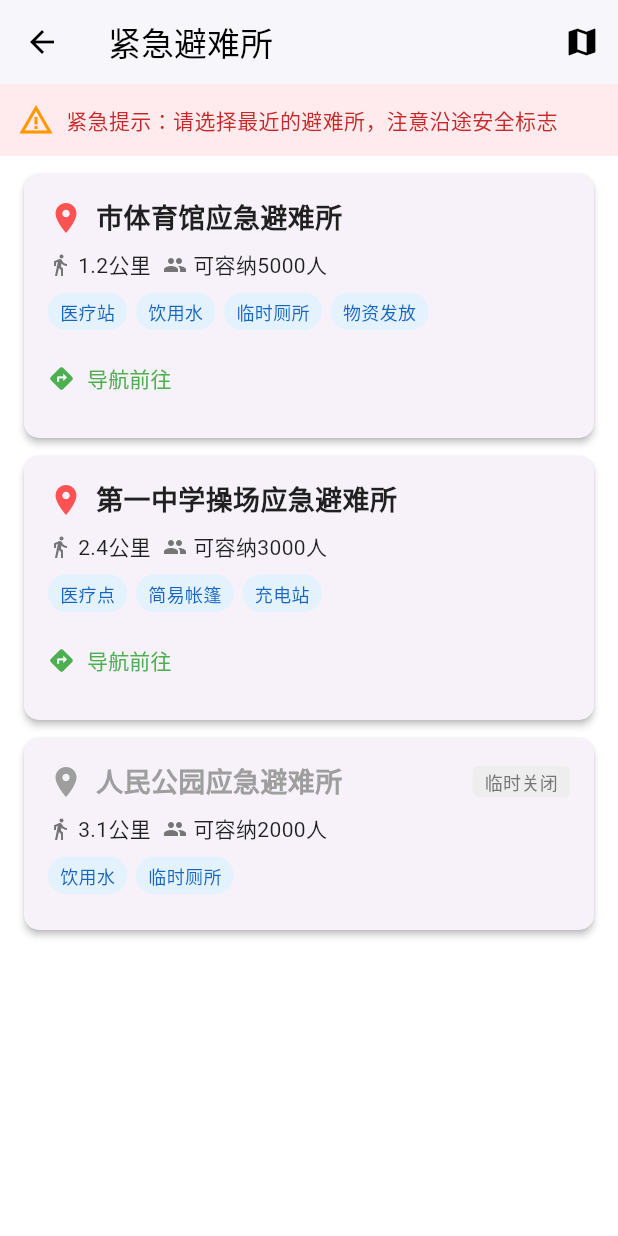
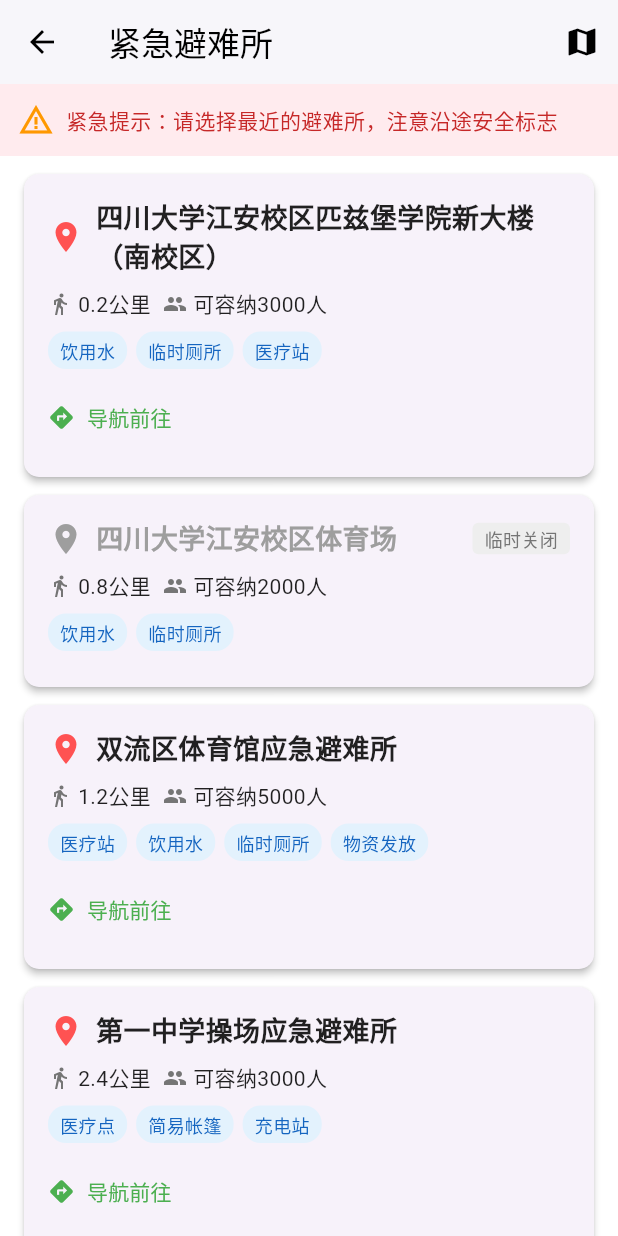
Before and after one commit to Tyke0318/The-Earthquake-Early-Warning-EEW-System, a Flutter app: the screen it shows after launch, after a tap on "Emergency Shelters", on a phone screen of 412 x 824 dp. Run offline on Flutter 3.47's test engine with Material 3 defaults, Android fonts, the phone set to English and light mode, and no system bars; our stand-ins replace share_plus.

Commit message:
first amendment

```diff
--- a/lib/screens/home_screen.dart
+++ b/lib/screens/home_screen.dart
@@ -34,9 +34,9 @@
         currentIndex: _selectedIndex,
         onTap: _onItemTapped,
         items: const [
-          BottomNavigationBarItem(icon: Icon(Icons.home), label: 'Home'),
-          BottomNavigationBarItem(icon: Icon(Icons.search), label: 'Find'),
-          BottomNavigationBarItem(icon: Icon(Icons.settings), label: 'Setting'),
+          BottomNavigationBarItem(icon: Icon(Icons.home, size: 28), label: 'Home'),
+          BottomNavigationBarItem(icon: Icon(Icons.search, size: 28), label: 'Find'),
+          BottomNavigationBarItem(icon: Icon(Icons.settings, size: 28), label: 'Setting'),
         ],
       ),
     );
@@ -65,8 +65,9 @@
       child: Row(
         children: [
           CircleAvatar(
+            radius: 22,
             backgroundColor: magnitudeToColor(magnitude),
-            child: Text(magnitude, style: TextStyle(color: Colors.white)),
+            child: Text(magnitude, style: TextStyle(color: Colors.white,fontSize:16, )),
           ),
           SizedBox(width: 12),
           Expanded(
@@ -97,15 +98,15 @@
           children: [
             Text(
               "Earthquake Early Warning",
-              style: TextStyle(fontSize: 24, fontWeight: FontWeight.bold),
+              style: TextStyle(fontSize: 32, fontWeight: FontWeight.w700),
               textAlign: TextAlign.center, // 确保文本在每行居中
             ),
             Text(
               "SYSTEM",
-              style: TextStyle(fontSize: 24, fontWeight: FontWeight.bold),
+              style: TextStyle(fontSize: 32, fontWeight: FontWeight.w700),
               textAlign: TextAlign.center,
             ),
-            SizedBox(height: 16),
+            SizedBox(height: 12),
             GridView.count(
               shrinkWrap: true,
               crossAxisCount: 4,
@@ -113,25 +114,18 @@
               mainAxisSpacing: 12,
               physics: NeverScrollableScrollPhysics(),
               children: [
-                _gridButton(context, Icons.warning, "Mock Alert", AlertScreen()),
+                _gridButton(context, Icons.warning, "Simulation\nAlert", AlertScreen()),
                 _gridButton(context, Icons.place_outlined, "Emergency Shelters", ShelterScreen()),
                 _gridButton(context, Icons.shopping_bag, "Emergency Tools", EmergencyToolsMarketScreen()),
                 _gridButton(context, Icons.menu_book, "Safety Guidelines", GuidelineScreen()),
               ],
             ),
             SizedBox(height: 24),
-            Text("History Earthquake Record", style: TextStyle(fontSize: 18, fontWeight: FontWeight.bold)),
-            SizedBox(height: 12),
+            Text("History Earthquake Record", style: TextStyle(fontSize: 22, fontWeight: FontWeight.bold)),
+            SizedBox(height: 14),
             Expanded(
               child: ListView(
                 children: [
-                  _quakeItem(
-                    '3.1',
-                    'Xinjiang Kizilsu Prefecture Wushi County',
-                    '2024-12-31 16:05:19',
-                    '10 km',
-                    '75.75°, 39.99°',
-                  ),
                   _quakeItem(
                     '3.5',
                     'Xinjiang Kizilsu Prefecture Atushi City',
@@ -147,32 +141,11 @@
                     '120.66°, 23.54°',
                   ),
                   _quakeItem(
-                    '4.3',
-                    'Xinjiang Aksu Prefecture Kuche City',
-                    '2024-12-29 16:58:47',
-                    '15 km',
-                    '83.43°, 41.09°',
-                  ),
-                  _quakeItem(
-                    '3.2',
-                    'Xinjiang Kizilsu Prefecture Heqixian County',
-                    '2024-12-29 06:24:02',
-                    '12 km',
-                    '78.51°, 41.06°',
-                  ),
-                  _quakeItem(
                     '6.8',
                     'Qun Dao Islands',
                     '2024-12-27 20:47:35',
-                    '180 km',
+                    '18 km',
                     '151.8°, 46.9°',
-                  ),
-                  _quakeItem(
-                    '3',
-                    'Xinjiang Kizilsu Prefecture Heqixian County',
-                    '2024-12-27 10:34:11',
-                    '23 km',
-                    '77.71°, 40.75°',
                   ),
                   _quakeItem(
                     '3.3',
@@ -187,13 +160,6 @@
                     '2024-12-27 05:02:24',
                     '30 km',
                     '142.05°, 30.45°',
-                  ),
-                  _quakeItem(
-                    '3',
-                    'Sichuan Yibin City Chang',
-                    '2024-12-27 00:17:59',
-                    '10 km',
-                    '104.89°, 28.36°',
                   ),
                   _quakeItem(
                     '3.1',
@@ -224,7 +190,7 @@
                     '106.62°, 40.04°',
                   ),
                   _quakeItem(
-                    '3',
+                    '3.0',
                     'Ningsia Yinchuan City Yongning County',
                     '2024-12-24 20:56:06',
                     '14 km',
@@ -259,7 +225,7 @@
                     '-154.15°, 55.95°',
                   ),
                   _quakeItem(
-                    '3',
+                    '3.0',
                     'Xinjiang Aksu Prefecture Shaya County',
                     '2024-12-22 11:07:30',
                     '10 km',
@@ -280,7 +246,7 @@
                     '78.88°, 34.15°',
                   ),
                   _quakeItem(
-                    '3',
+                    '4.7',
                     'Xinjiang Aksu Prefecture Baicheng County',
                     '2024-12-21 12:49:03',
                     '10 km',
@@ -292,27 +258,6 @@
                     '2024-12-21 02:32:25',
                     '10 km',
                     '92.26°, 29.83°',
-                  ),
-                  _quakeItem(
-                    '3.6',
-                    'Inner Mongolia Hulunbuir City Genhe City',
-                    '2024-12-19 08:59:37',
-                    '18 km',
-                    '123.17°, 49.93°',
-                  ),
-                  _quakeItem(
-                    '3.8',
-                    'Yunnan Dali Prefecture Bin',
-                    '2024-12-19 00:46:41',
-                    '10 km',
-                    '100.5°, 25.96°',
-                  ),
-                  _quakeItem(
-                    '3.3',
-                    'Xinjiang Aksu Prefecture Korla City',
-                    '2024-12-18 18:01:05',
-                    '17 km',
-                    '78.29°, 40.08°',
                   ),
                 ],
               ),
@@ -330,11 +275,11 @@
         mainAxisAlignment: MainAxisAlignment.center,
         children: [
           CircleAvatar(
-            radius: 26,
-            child: Icon(icon, size: 26),
+            radius: 24, backgroundColor: const Color.fromARGB(255, 203, 203, 203).withOpacity(0.1),
+            child: Icon(icon, size: 28, color: const Color.fromARGB(255, 38, 117, 255),),
           ),
-          SizedBox(height: 6),
-          Text(label, style: TextStyle(fontSize: 12)),
+          SizedBox(height: 8),
+          Text(label, style: TextStyle(fontSize: 12, fontWeight: FontWeight.w500,), textAlign: TextAlign.center,),
         ],
       ),
     );
--- a/lib/screens/shelter_screen.dart
+++ b/lib/screens/shelter_screen.dart
@@ -3,7 +3,25 @@
 class ShelterScreen extends StatelessWidget {
   final List<Map<String, dynamic>> shelters = [
     {
-      "name": "市体育馆应急避难所",
+      "name": "四川大学江安校区匹兹堡学院新大楼（南校区）",
+      "distance": 0.2,
+      "capacity": "可容纳3000人",
+      "facilities": ["饮用水", "临时厕所", "医疗站"],
+      "coordinates": [31.2287, 121.4812],
+      "contact": "021-11223344",
+      "openStatus": true,
+    },
+    {
+      "name": "四川大学江安校区体育场",
+      "distance": 0.8,
+      "capacity": "可容纳2000人",
+      "facilities": ["饮用水", "临时厕所"],
+      "coordinates": [31.2287, 121.4812],
+      "contact": "021-11223344",
+      "openStatus": false, // 临时关闭
+    },
+    {
+      "name": "双流区体育馆应急避难所",
       "distance": 1.2,
       "capacity": "可容纳5000人",
       "facilities": ["医疗站", "饮用水", "临时厕所", "物资发放"],
@@ -18,11 +36,20 @@
       "facilities": ["医疗点", "简易帐篷", "充电站"],
       "coordinates": [31.2356, 121.4789],
       "contact": "021-87654321",
-      "openStatus": true,
+      "openStatus": true
+    },
+    {
+      "name": "双流机场航站楼",
+      "distance": 4.1,
+      "capacity": "可容纳18000人",
+      "facilities": ["饮用水", "临时厕所", "医疗点", "简易帐篷"],
+      "coordinates": [31.2287, 121.4812],
+      "contact": "021-11223344",
+      "openStatus": true
     },
     {
       "name": "人民公园应急避难所",
-      "distance": 3.1,
+      "distance": 8.1,
       "capacity": "可容纳2000人",
       "facilities": ["饮用水", "临时厕所"],
       "coordinates": [31.2287, 121.4812],
```
Also changed, not shown: lib/assets/多功能应急手电筒.jpg (deleted).
